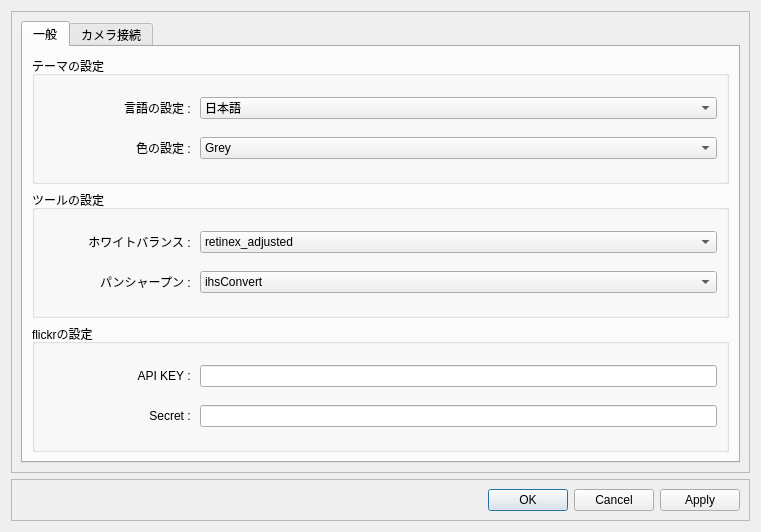
Old version of the form ui/configuration.ui in the repository yufujimoto/SurveyDataCollector.
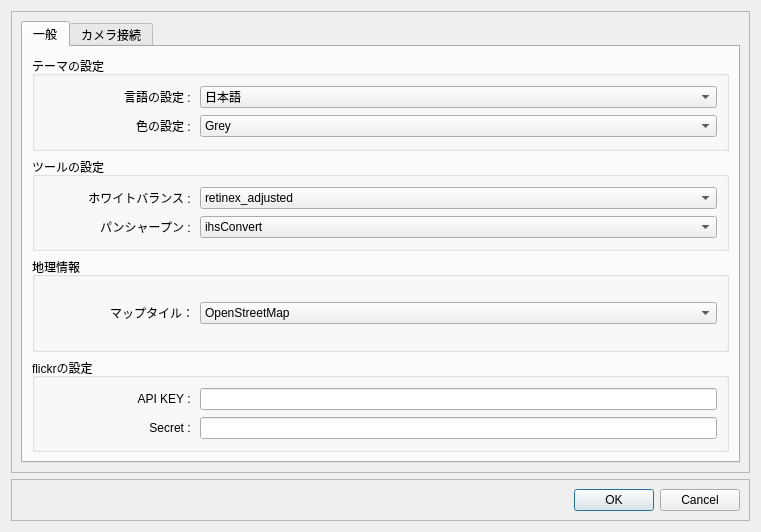
New version of the form.

Commit message: Add configuration dialog and web map functions.

```diff
--- a/ui/configuration.ui
+++ b/ui/configuration.ui
@@ -227,6 +227,69 @@
             </layout>
            </widget>
           </item>
+          <item>
+           <widget class="QGroupBox" name="gbx_geospatial">
+            <property name="title">
+             <string>地理情報</string>
+            </property>
+            <layout class="QVBoxLayout" name="verticalLayout_2">
+             <item>
+              <layout class="QHBoxLayout" name="horizontalLayout">
+               <item>
+                <widget class="QLabel" name="lbl_map_tile">
+                 <property name="maximumSize">
+                  <size>
+                   <width>150</width>
+                   <height>16777215</height>
+                  </size>
+                 </property>
+                 <property name="text">
+                  <string>マップタイル：</string>
+                 </property>
+                 <property name="alignment">
+                  <set>Qt::AlignRight|Qt::AlignTrailing|Qt::AlignVCenter</set>
+                 </property>
+                </widget>
+               </item>
+               <item>
+                <widget class="QComboBox" name="cbx_map_tile">
+                 <item>
+                  <property name="text">
+                   <string>OpenStreetMap</string>
+                  </property>
+                 </item>
+                 <item>
+                  <property name="text">
+                   <string>Google Streets</string>
+                  </property>
+                 </item>
+                 <item>
+                  <property name="text">
+                   <string>Google Hybrid</string>
+                  </property>
+                 </item>
+                 <item>
+                  <property name="text">
+                   <string>Google Satellite</string>
+                  </property>
+                 </item>
+                 <item>
+                  <property name="text">
+                   <string>Google Terrain</string>
+                  </property>
+                 </item>
+                 <item>
+                  <property name="text">
+                   <string>地理院タイル</string>
+                  </property>
+                 </item>
+                </widget>
+               </item>
+              </layout>
+             </item>
+            </layout>
+           </widget>
+          </item>
           <item>
            <widget class="QGroupBox" name="gbx_flickr">
             <property name="title">
@@ -599,7 +662,7 @@
          <enum>Qt::Horizontal</enum>
         </property>
         <property name="standardButtons">
-         <set>QDialogButtonBox::Apply|QDialogButtonBox::Cancel|QDialogButtonBox::Ok</set>
+         <set>QDialogButtonBox::Cancel|QDialogButtonBox::Ok</set>
         </property>
        </widget>
       </item>
```
The commit also changes 54 other files.
